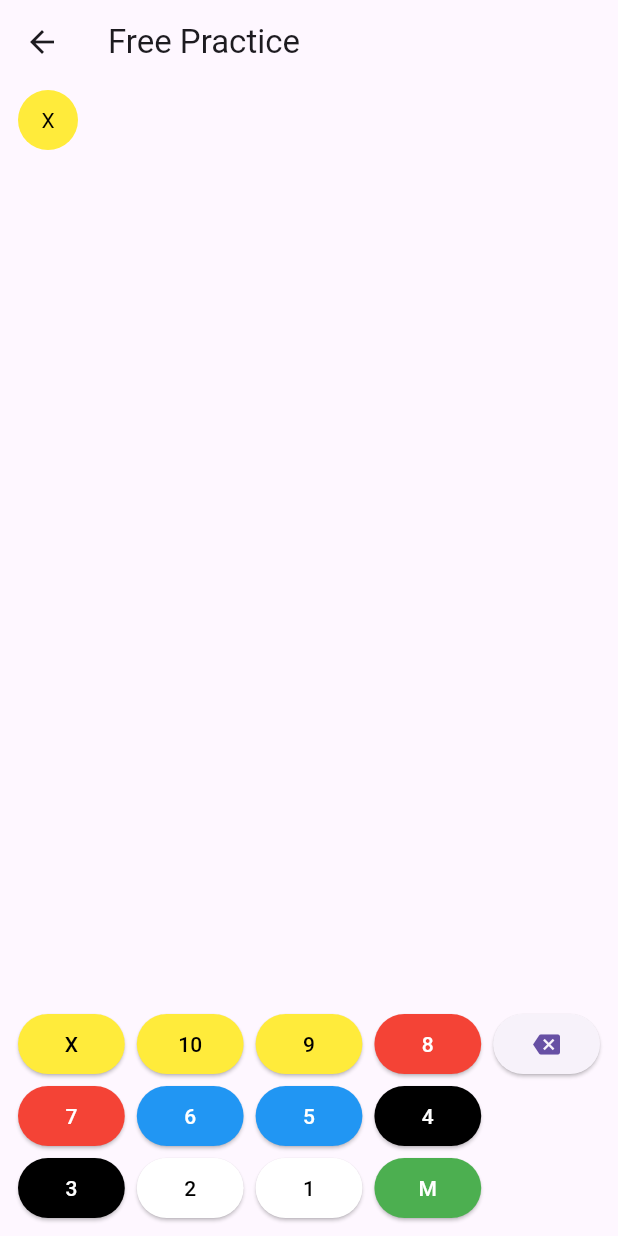
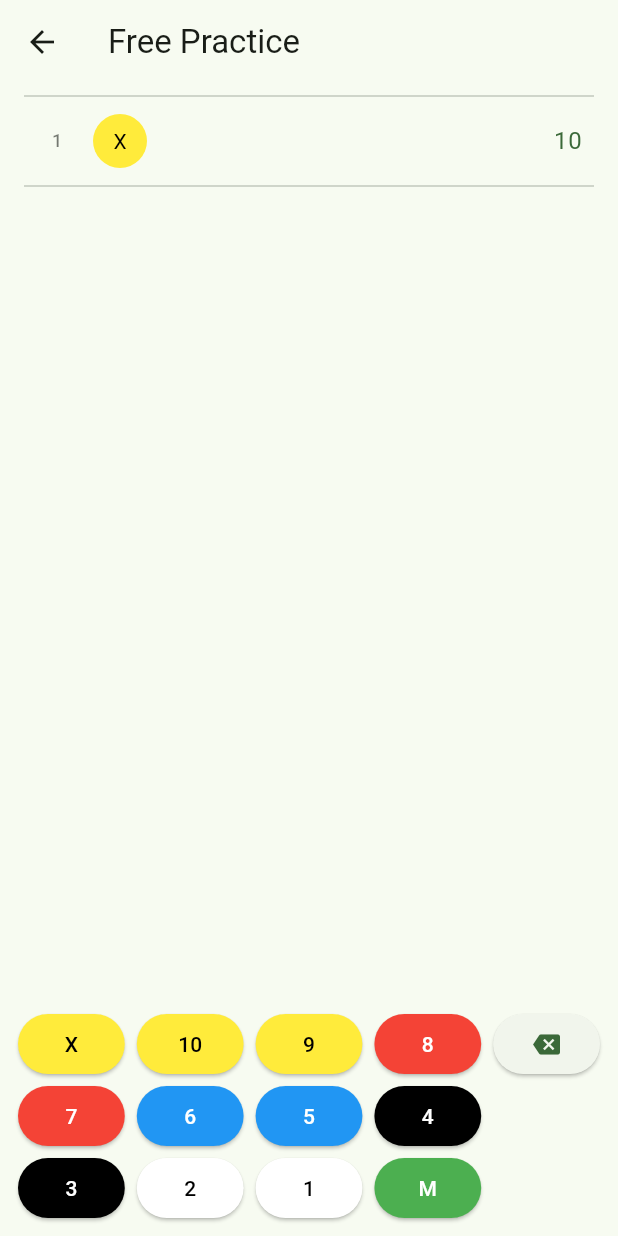
Before and after one commit to hasali19/archery-toolkit, a Flutter app: the SessionScoringPage screen opened directly, after a tap on an icon or button, on a phone screen of 412 x 824 dp. Run offline on Flutter 3.47's test engine with Material 3 defaults, Android fonts, the phone set to English and light mode, and no system bars; our stand-ins replace freezed_annotation; generated files the repository leaves out were written again.

Commit message:
Add index and end totals to scoresheet

```diff
--- a/lib/app.dart
+++ b/lib/app.dart
@@ -8,9 +8,19 @@ class App extends StatelessWidget {
   Widget build(BuildContext context) {
     return MaterialApp(
       title: 'Archery Toolkit',
-      theme: ThemeData(brightness: Brightness.light),
-      darkTheme: ThemeData(brightness: Brightness.dark),
+      theme: _buildTheme(Brightness.light),
+      darkTheme: _buildTheme(Brightness.dark),
       home: const SessionsPage(),
     );
   }
+
+  ThemeData _buildTheme(Brightness brightness) {
+    return ThemeData(
+      brightness: brightness,
+      colorScheme: ColorScheme.fromSeed(
+        seedColor: Colors.green,
+        brightness: brightness,
+      ),
+    );
+  }
 }
--- a/lib/routes/session_scoring.dart
+++ b/lib/routes/session_scoring.dart
@@ -6,25 +6,29 @@ import 'package:freezed_annotation/freezed_annotation.dart';
 part 'session_scoring.freezed.dart';
 
 final possibleScores = [
-  Score(label: 'X', color: Colors.yellow),
-  Score(label: '10', color: Colors.yellow),
-  Score(label: '9', color: Colors.yellow),
-  Score(label: '8', color: Colors.red),
-  Score(label: '7', color: Colors.red),
-  Score(label: '6', color: Colors.blue),
-  Score(label: '5', color: Colors.blue),
-  Score(label: '4', color: Colors.black),
-  Score(label: '3', color: Colors.black),
-  Score(label: '2', color: Colors.white),
-  Score(label: '1', color: Colors.white),
-  Score(label: 'M', color: Colors.green),
+  Score(label: 'X', value: 10, color: Colors.yellow),
+  Score(label: '10', value: 10, color: Colors.yellow),
+  Score(label: '9', value: 9, color: Colors.yellow),
+  Score(label: '8', value: 8, color: Colors.red),
+  Score(label: '7', value: 7, color: Colors.red),
+  Score(label: '6', value: 6, color: Colors.blue),
+  Score(label: '5', value: 5, color: Colors.blue),
+  Score(label: '4', value: 4, color: Colors.black),
+  Score(label: '3', value: 3, color: Colors.black),
+  Score(label: '2', value: 2, color: Colors.white),
+  Score(label: '1', value: 1, color: Colors.white),
+  Score(label: 'M', value: 0, color: Colors.green),
 ];
 
 @freezed
 abstract class Score with _$Score {
   const Score._();
 
-  const factory Score({required String label, required Color color}) = _Score;
+  const factory Score({
+    required String label,
+    required int value,
+    required Color color,
+  }) = _Score;
 
   Color get foregroundColor =>
       color.computeLuminance() > 0.5 ? Colors.black : Colors.white;
@@ -51,37 +55,8 @@ class _SessionScoringPageState extends State<SessionScoringPage> {
               top: false,
               bottom: false,
               child: Padding(
-                padding: const EdgeInsets.symmetric(horizontal: 8),
-                child: ListView(
-                  children: scores
-                      .slices(3)
-                      .map(
-                        (end) => Row(
-                          children: end
-                              .map(
-                                (score) => Container(
-                                  width: 40,
-                                  height: 40,
-                                  margin: EdgeInsets.all(4),
-                                  decoration: BoxDecoration(
-                                    shape: BoxShape.circle,
-                                    color: score.color,
-                                  ),
-                                  child: Center(
-                                    child: Text(
-                                      score.label,
-                                      style: TextStyle(
-                                        color: score.foregroundColor,
-                                      ),
-                                    ),
-                                  ),
-                                ),
-                              )
-                              .toList(),
-                        ),
-                      )
-                      .toList(),
-                ),
+                padding: const EdgeInsets.symmetric(horizontal: 16),
+                child: _ScoreSheet(scores: scores),
               ),
             ),
           ),
@@ -111,3 +86,79 @@ class _SessionScoringPageState extends State<SessionScoringPage> {
     );
   }
 }
+
+class _ScoreSheet extends StatelessWidget {
+  const _ScoreSheet({required this.scores});
+
+  final List<Score> scores;
+
+  @override
+  Widget build(BuildContext context) {
+    return ListView(
+      children: [
+        for (final (i, end) in scores.slices(6).indexed) ...[
+          Divider(),
+          _ScoreSheetRow(index: i + 1, scores: end),
+        ],
+
+        if (scores.isNotEmpty) Divider(),
+      ],
+    );
+  }
+}
+
+class _ScoreSheetRow extends StatelessWidget {
+  const _ScoreSheetRow({required this.index, required this.scores});
+
+  final int index;
+  final List<Score> scores;
+
+  @override
+  Widget build(BuildContext context) {
+    final theme = Theme.of(context);
+    return Row(
+      children: [
+        Container(
+          width: 42,
+          padding: EdgeInsets.only(left: 8, right: 16),
+          child: Text(
+            '$index',
+            textAlign: TextAlign.end,
+            style: theme.textTheme.labelMedium!.copyWith(
+              color: theme.textTheme.labelMedium!.color!.withAlpha(150),
+            ),
+          ),
+        ),
+
+        for (final score in scores)
+          Container(
+            width: 36,
+            height: 36,
+            margin: EdgeInsets.all(4),
+            decoration: BoxDecoration(
+              shape: BoxShape.circle,
+              color: score.color,
+            ),
+            child: Center(
+              child: Text(
+                score.label,
+                style: TextStyle(color: score.foregroundColor),
+              ),
+            ),
+          ),
+
+        Spacer(),
+
+        Padding(
+          padding: const EdgeInsets.only(right: 8),
+          child: Text(
+            scores.map((s) => s.value).sum.toString(),
+            style: theme.textTheme.bodyLarge!.copyWith(
+              color: theme.colorScheme.primary,
+            ),
+          ),
+        ),
+      ],
+    );
+  }
+}
```
